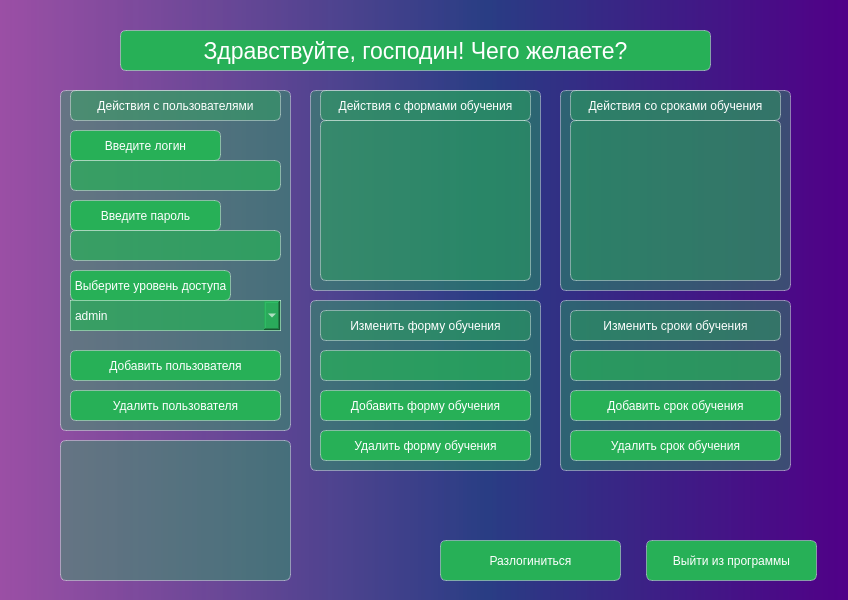
Above: ui-files/admin-panel.ui from Fentomi/app-for-top-academy-1.0 before the change. Below: the same form after it.
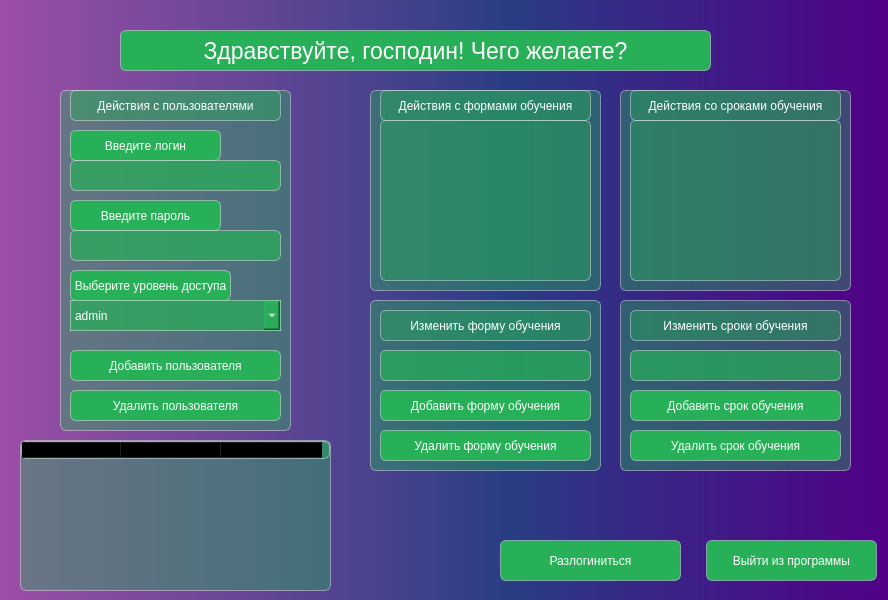
That is the form after the change.

What changed in the file:
```diff
--- a/ui-files/admin-panel.ui
+++ b/ui-files/admin-panel.ui
@@ -6,7 +6,7 @@
    <rect>
     <x>0</x>
     <y>0</y>
-    <width>848</width>
+    <width>888</width>
     <height>600</height>
    </rect>
   </property>
@@ -134,26 +134,10 @@
      <string>Удалить пользователя</string>
     </property>
    </widget>
-   <widget class="QTableView" name="tableView_users">
-    <property name="geometry">
-     <rect>
-      <x>60</x>
-      <y>440</y>
-      <width>231</width>
-      <height>141</height>
-     </rect>
-    </property>
-    <property name="styleSheet">
-     <string notr="true">background-color: rgba(39, 176, 87, 0.4);
-border: 1px solid rgba(255,255,255, 0.4);
-border-radius: 6px;
-color: white;</string>
-    </property>
-   </widget>
    <widget class="QLabel" name="label_4">
     <property name="geometry">
      <rect>
-      <x>310</x>
+      <x>370</x>
       <y>90</y>
       <width>231</width>
       <height>201</height>
@@ -178,7 +162,7 @@
    <widget class="QLabel" name="label_5">
     <property name="geometry">
      <rect>
-      <x>320</x>
+      <x>380</x>
       <y>90</y>
       <width>211</width>
       <height>31</height>
@@ -200,7 +184,7 @@
    <widget class="QLabel" name="label_3">
     <property name="geometry">
      <rect>
-      <x>310</x>
+      <x>370</x>
       <y>300</y>
       <width>231</width>
       <height>171</height>
@@ -225,7 +209,7 @@
    <widget class="QLabel" name="label_7">
     <property name="geometry">
      <rect>
-      <x>320</x>
+      <x>380</x>
       <y>310</y>
       <width>211</width>
       <height>31</height>
@@ -247,7 +231,7 @@
    <widget class="QPushButton" name="btn_add_learntype">
     <property name="geometry">
      <rect>
-      <x>320</x>
+      <x>380</x>
       <y>390</y>
       <width>211</width>
       <height>31</height>
@@ -266,7 +250,7 @@
    <widget class="QPushButton" name="btn_delete_learntype">
     <property name="geometry">
      <rect>
-      <x>320</x>
+      <x>380</x>
       <y>430</y>
       <width>211</width>
       <height>31</height>
@@ -285,7 +269,7 @@
    <widget class="QLineEdit" name="lineEdit_learntype">
     <property name="geometry">
      <rect>
-      <x>320</x>
+      <x>380</x>
       <y>350</y>
       <width>211</width>
       <height>31</height>
@@ -304,7 +288,7 @@
    <widget class="QLabel" name="label_6">
     <property name="geometry">
      <rect>
-      <x>560</x>
+      <x>620</x>
       <y>90</y>
       <width>231</width>
       <height>201</height>
@@ -329,7 +313,7 @@
    <widget class="QLabel" name="label_8">
     <property name="geometry">
      <rect>
-      <x>570</x>
+      <x>630</x>
       <y>90</y>
       <width>211</width>
       <height>31</height>
@@ -351,7 +335,7 @@
    <widget class="QLabel" name="label_10">
     <property name="geometry">
      <rect>
-      <x>560</x>
+      <x>620</x>
       <y>300</y>
       <width>231</width>
       <height>171</height>
@@ -376,7 +360,7 @@
    <widget class="QLineEdit" name="lineEdit_learntime">
     <property name="geometry">
      <rect>
-      <x>570</x>
+      <x>630</x>
       <y>350</y>
       <width>211</width>
       <height>31</height>
@@ -395,7 +379,7 @@
    <widget class="QPushButton" name="btn_add_learntime">
     <property name="geometry">
      <rect>
-      <x>570</x>
+      <x>630</x>
       <y>390</y>
       <width>211</width>
       <height>31</height>
@@ -414,7 +398,7 @@
    <widget class="QLabel" name="label_11">
     <property name="geometry">
      <rect>
-      <x>570</x>
+      <x>630</x>
       <y>310</y>
       <width>211</width>
       <height>31</height>
@@ -436,7 +420,7 @@
    <widget class="QPushButton" name="btn_delete_learntime">
     <property name="geometry">
      <rect>
-      <x>570</x>
+      <x>630</x>
       <y>430</y>
       <width>211</width>
       <height>31</height>
@@ -455,7 +439,7 @@
    <widget class="QTableView" name="tableView_learntype">
     <property name="geometry">
      <rect>
-      <x>320</x>
+      <x>380</x>
       <y>120</y>
       <width>211</width>
       <height>161</height>
@@ -471,7 +455,7 @@
    <widget class="QTableView" name="tableView_learntime">
     <property name="geometry">
      <rect>
-      <x>570</x>
+      <x>630</x>
       <y>120</y>
       <width>211</width>
       <height>161</height>
@@ -610,7 +594,7 @@
    <widget class="QPushButton" name="btn_exit">
     <property name="geometry">
      <rect>
-      <x>646</x>
+      <x>706</x>
       <y>540</y>
       <width>171</width>
       <height>41</height>
@@ -629,7 +613,7 @@
    <widget class="QPushButton" name="btn_logout">
     <property name="geometry">
      <rect>
-      <x>440</x>
+      <x>500</x>
       <y>540</y>
       <width>181</width>
       <height>41</height>
@@ -645,6 +629,36 @@
      <string>Разлогиниться</string>
     </property>
    </widget>
+   <widget class="QTableWidget" name="tableWidget">
+    <property name="geometry">
+     <rect>
+      <x>20</x>
+      <y>440</y>
+      <width>311</width>
+      <height>151</height>
+     </rect>
+    </property>
+    <property name="styleSheet">
+     <string notr="true">background-color: rgba(39, 176, 87, 0.4);
+border: 1px solid rgba(255,255,255, 0.4);
+border-radius: 6px;</string>
+    </property>
+    <column>
+     <property name="text">
+      <string>login</string>
+     </property>
+    </column>
+    <column>
+     <property name="text">
+      <string>password</string>
+     </property>
+    </column>
+    <column>
+     <property name="text">
+      <string>access</string>
+     </property>
+    </column>
+   </widget>
   </widget>
  </widget>
  <resources/>
```
